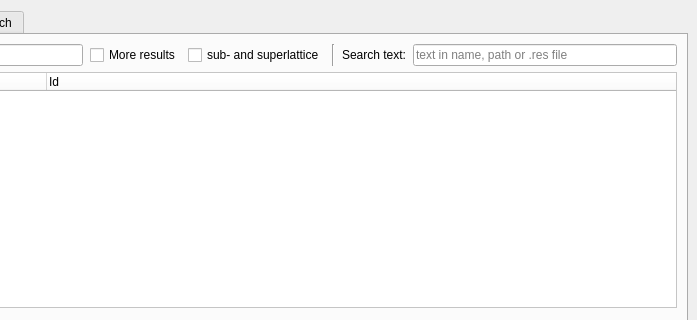
The window that gui/strf_main.ui (dkratzert/StructureFinder) describes before a commit, drawn with Qt 5; both pictures show x 431 to 1128 and y 0 to 320 of the 1128 by 711 pixel window.
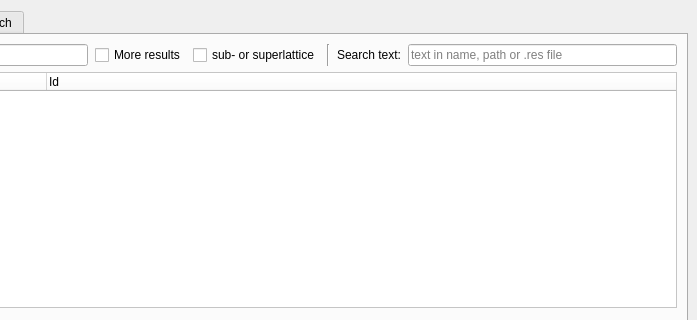
The same window after the commit.

Diff of the .ui file:
```diff
--- a/gui/strf_main.ui
+++ b/gui/strf_main.ui
@@ -282,7 +282,7 @@
             <item>
              <widget class="QCheckBox" name="sublattCheckbox">
               <property name="text">
-               <string>sub- and superlattice</string>
+               <string>sub- or superlattice</string>
               </property>
              </widget>
             </item>
```
Left out of the diff: 2 changed lines with no effect on the pictures.
